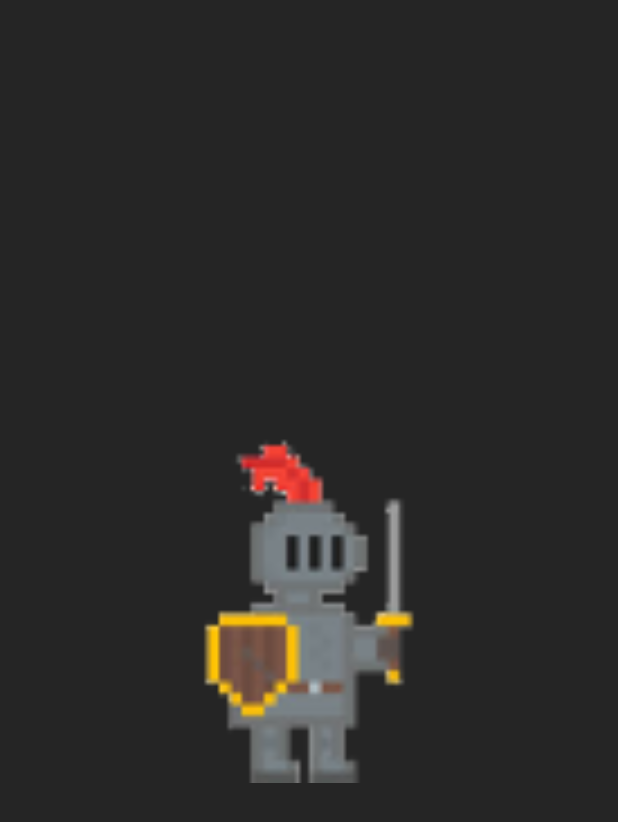
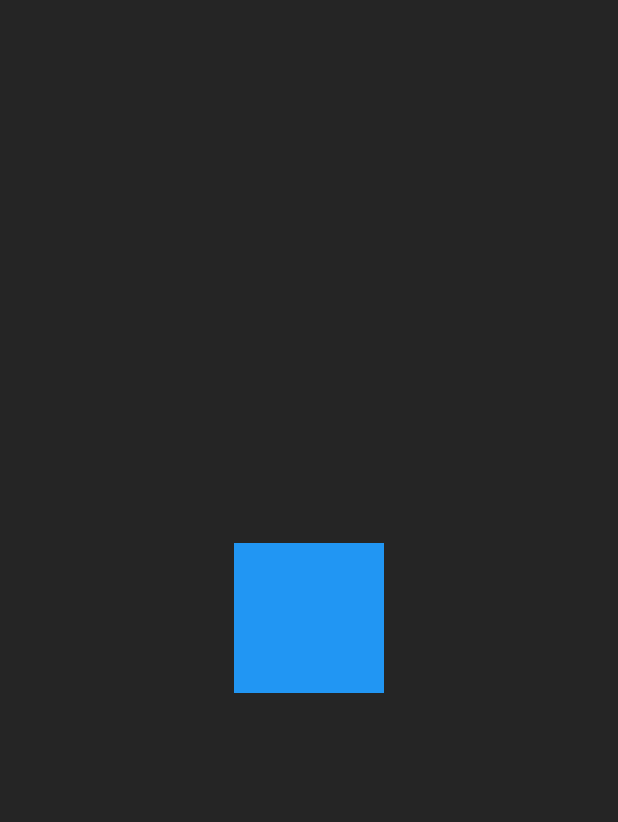
Before and after one commit to Guilherme-Calland/a3_game, a Flutter app: the screen it shows after launch, on a phone screen of 412 x 824 dp. Shown: the top 822 px of the screen. Run offline on Flutter 3.47's test engine with Material 2 defaults, Android fonts, the light colour scheme and no system bars.

Commit message:
animation tween

```diff
--- a/lib/main.dart
+++ b/lib/main.dart
@@ -13,32 +13,42 @@ class Home extends StatefulWidget {
   _HomeState createState() => _HomeState();
 }
 
-class _HomeState extends State<Home> {
+class _HomeState extends State<Home> with SingleTickerProviderStateMixin{
 
-  Tween<double> scaleTween = Tween<double>(begin: 0, end: 3);
+  AnimationController animationController;
+  Animation<Color> animation;
+
+  @override
+  void initState() {
+    super.initState();
+    animationController = AnimationController(
+      duration: Duration(milliseconds: 4500),
+      vsync: this
+    );
+
+    animation = ColorTween(
+      begin: Colors.red,
+      end: Colors.blue
+    ).animate(animationController)
+    ..addListener(() {
+      setState(() {
+
+      });
+    });
+
+    animationController.forward();
+  }
 
   @override
   Widget build(BuildContext context) {
     return Scaffold(
       backgroundColor: Color(0xff252525) ,
-      body: Column(
-        mainAxisAlignment: MainAxisAlignment.center,
-        children: <Widget>[
-          Center(
-            child: TweenAnimationBuilder(
-              tween: scaleTween,
-              duration: Duration(milliseconds: 500),
-              builder: (context, value, child) {
-                return Transform.scale(
-                  scale: value,
-                  child: child,
-                );
-              },
-              child: Image.asset('images/knight.png')
-            )
-          ),
-          SizedBox(height: 20),
-        ],
+      body: Center(
+        child: Container(
+          color: animation.value,
+          height: 100,
+          width: 100,
+        )
       )
     );
   }
```
